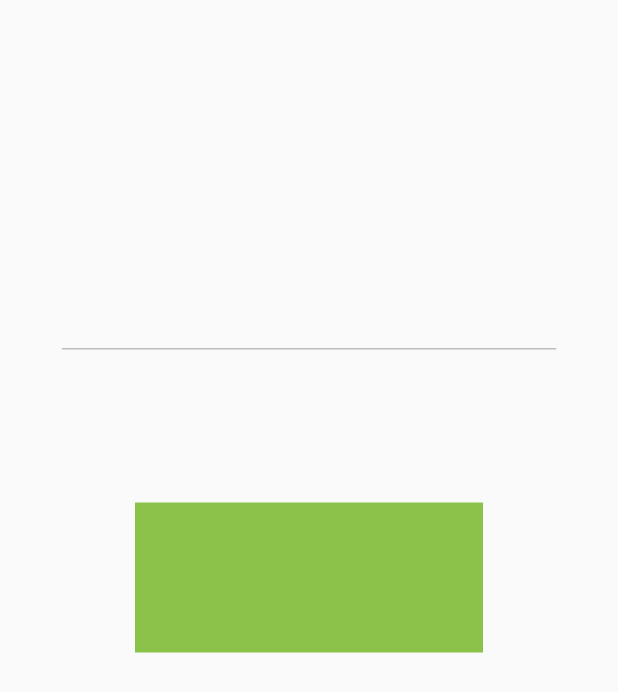
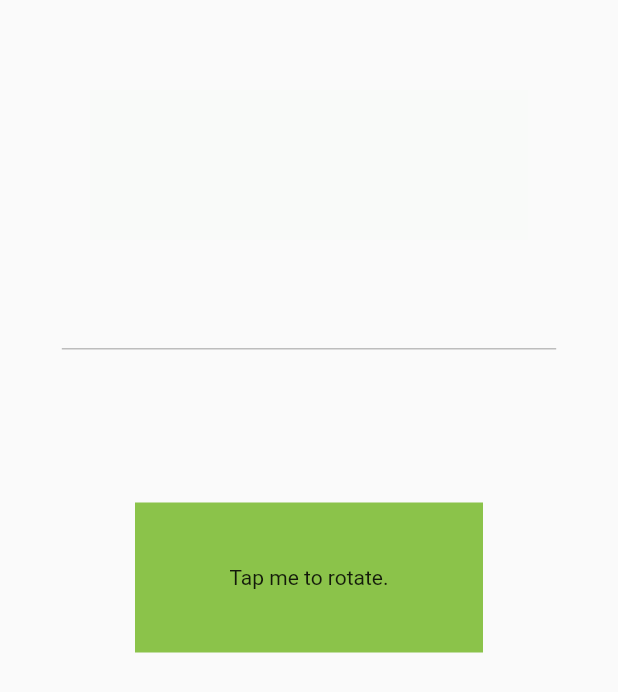
Before and after one commit to broccolism/flutter-try-again, a Flutter app: the TransitionAnimationScreen screen opened by its route, on a phone screen of 412 x 824 dp. Shown: the top 692 px of the screen. Run offline on Flutter 3.47's test engine with Material 2 defaults, Android fonts, the phone set to English and light mode, and no system bars; our stand-ins replace cached_network_image, get; generated files the repository leaves out were written again.

Commit message:
#13 :sparkles: upperBound

```diff
--- a/tiny_widgets/lib/view/screen/animation/transition_animation_screen.dart
+++ b/tiny_widgets/lib/view/screen/animation/transition_animation_screen.dart
@@ -26,9 +26,12 @@ class _TransitionAnimationScreenState extends State<TransitionAnimationScreen>
   late final AnimationController _rotationController = AnimationController(
     duration: const Duration(seconds: 1),
     vsync: this,
+    upperBound: 0.6,
   );
   late final Animation<double> _rotationAnimation =
       CurvedAnimation(parent: _rotationController, curve: Curves.bounceIn);
+
+  final String TAP_ME_TEXT = "Tap me to rotate.";
 
   @override
   void dispose() {
@@ -84,6 +87,7 @@ class _TransitionAnimationScreenState extends State<TransitionAnimationScreen>
               default:
             }
 
+            // TODO: 이렇게 하면 안된다고 적기.
             // _rotationController.forward();
             // _rotationController.reverse();
           },
@@ -92,6 +96,9 @@ class _TransitionAnimationScreenState extends State<TransitionAnimationScreen>
             color: Colors.lightGreen,
             width: 300,
             height: 100,
+            child: Center(
+              child: Text(TAP_ME_TEXT),
+            ),
           ),
         ),
       ),
```
